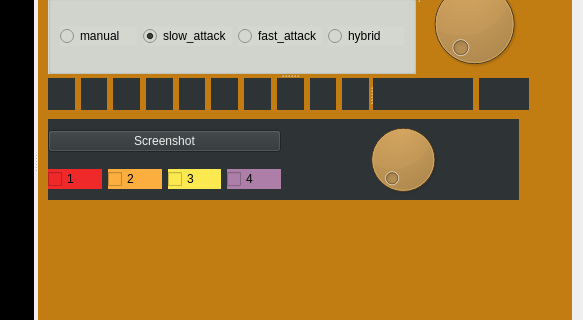
Qt form sources/forms/device_config.ui (lone-boy/Spectrum) before a commit; both pictures show x 617 to 1200 and y 112 to 432 of the 1200 by 547 pixel window.
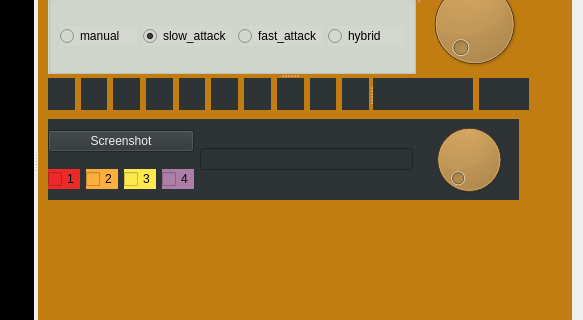
The same form after that commit. Custom widgets are drawn as their Qt base class.

Commit message: add show frequncy line edit

What changed in the file:
```diff
--- a/sources/forms/device_config.ui
+++ b/sources/forms/device_config.ui
@@ -208,6 +208,13 @@
             </item>
            </layout>
           </item>
+          <item>
+           <widget class="QLineEdit" name="frequency_line_edit">
+            <property name="styleSheet">
+             <string notr="true">color: rgb(238, 238, 236);</string>
+            </property>
+           </widget>
+          </item>
           <item>
            <widget class="dial_change" name="curson_switch">
             <property name="styleSheet">
```
The commit also changes 2 other files.
